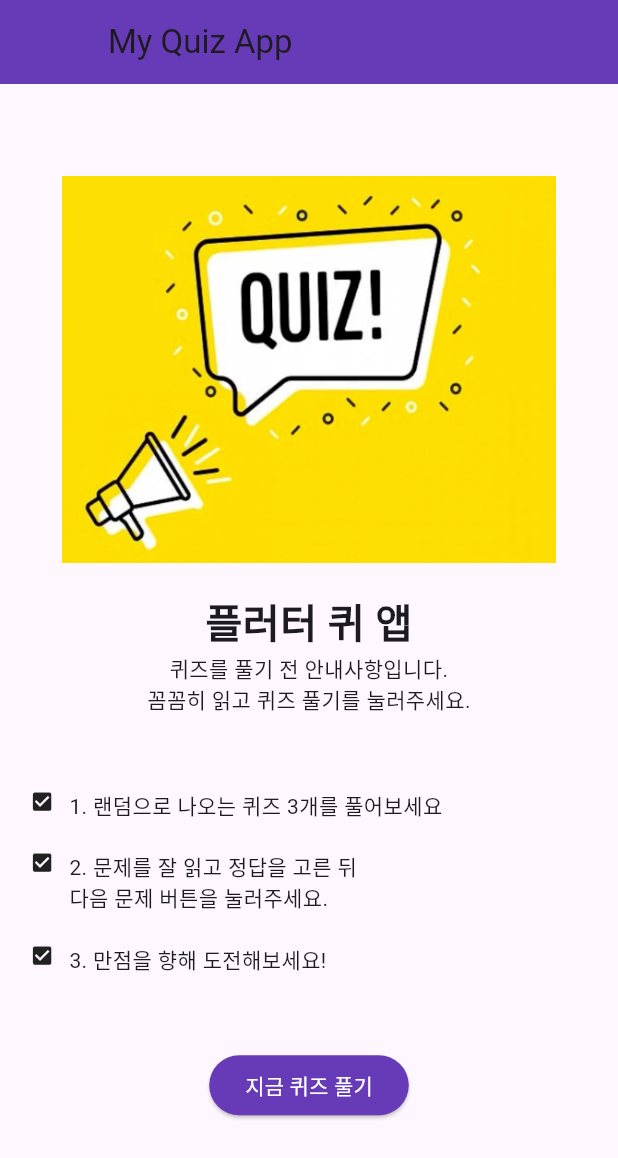
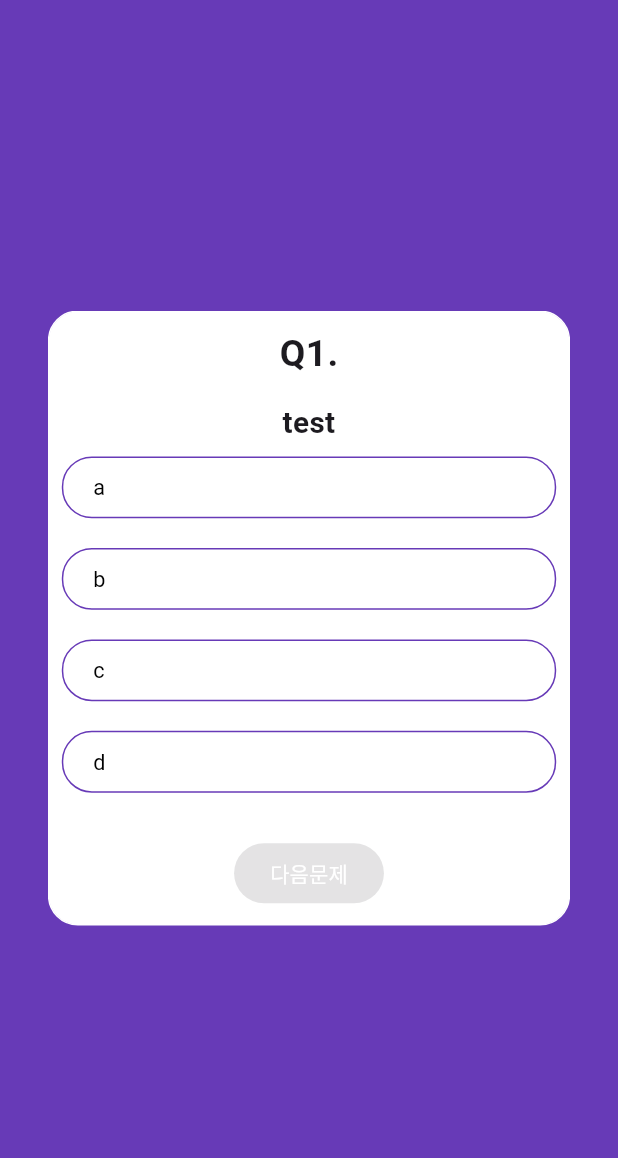
Before and after one commit to limyohwan/quiz-app, a Flutter app: the screen it shows after launch, after a tap on "지금 퀴즈 풀기", on a phone screen of 412 x 824 dp. Shown: the top 1158 px of the screen. Run offline on Flutter 3.47's test engine with Material 3 defaults, Android fonts, the phone set to English and light mode, and no system bars; drawn by our look-alikes of auto_size_text; our stand-ins replace flutter_swiper_null_safety.

Commit message:
feat: 퀴즈 화면 만들기 완료

```diff
--- a/lib/screen/screen_home.dart
+++ b/lib/screen/screen_home.dart
@@ -1,4 +1,7 @@
 import 'package:flutter/material.dart';
+import 'package:quiz_app_test/screen/screen_quiz.dart';
+
+import '../model/model_quiz.dart';
 
 class HomeScreen extends StatefulWidget {
   @override
@@ -6,6 +9,24 @@
 }
 
 class _HomeScreenState extends State<HomeScreen> {
+  List<Quiz> quizs = [
+    Quiz.fromMap({
+      'title': 'test',
+      'candidates': ['a', 'b', 'c', 'd'],
+      'answer': 0
+    }),
+    Quiz.fromMap({
+      'title': 'test',
+      'candidates': ['a', 'b', 'c', 'd'],
+      'answer': 0
+    }),
+    Quiz.fromMap({
+      'title': 'test',
+      'candidates': ['a', 'b', 'c', 'd'],
+      'answer': 0
+    })
+  ];
+
   @override
   Widget build(BuildContext context) {
     Size screenSize = MediaQuery.of(context).size;
@@ -23,34 +44,27 @@
             mainAxisAlignment: MainAxisAlignment.center,
             crossAxisAlignment: CrossAxisAlignment.center,
             children: <Widget>[
-            Center(child: Image.asset(
+              Center(
+                child: Image.asset(
                   'images/quiz.png',
                   width: width * 0.8,
                 ),
               ),
-            Padding(
-              padding: EdgeInsets.all(width * 0.024)
-            ),
+              Padding(padding: EdgeInsets.all(width * 0.024)),
               Text(
                 '플러터 퀴 앱',
                 style: TextStyle(
-                fontSize: width * 0.065,
-                fontWeight: FontWeight.bold
-              ),
+                    fontSize: width * 0.065, fontWeight: FontWeight.bold),
               ),
               Text(
                 '퀴즈를 풀기 전 안내사항입니다.\n꼼꼼히 읽고 퀴즈 풀기를 눌러주세요.',
                 textAlign: TextAlign.center,
               ),
-            Padding(
-              padding: EdgeInsets.all(width * 0.048)
-            ),
+              Padding(padding: EdgeInsets.all(width * 0.048)),
               _buildStep(width, '1. 랜덤으로 나오는 퀴즈 3개를 풀어보세요'),
               _buildStep(width, '2. 문제를 잘 읽고 정답을 고른 뒤\n다음 문제 버튼을 눌러주세요.'),
               _buildStep(width, '3. 만점을 향해 도전해보세요!'),
-            Padding(
-              padding: EdgeInsets.all(width * 0.048)
-            ),
+              Padding(padding: EdgeInsets.all(width * 0.048)),
               Container(
                   padding: EdgeInsets.only(bottom: width * 0.036),
                   child: Center(
@@ -58,35 +72,31 @@
                     minWidth: width * 0.08,
                     height: height * 0.05,
                     shape: RoundedRectangleBorder(
-                    borderRadius: BorderRadius.circular(10)
-                  ),
+                        borderRadius: BorderRadius.circular(10)),
                     child: ElevatedButton(
-                    child: Text(
-                      '지금 퀴즈 풀기',
-                      style: TextStyle(color: Colors.white)
-                    ),
-                    style: ElevatedButton.styleFrom(
-                      backgroundColor: Colors.deepPurple
-                    ),
-                    onPressed: () {},
-                  ),
+                      child: Text('지금 퀴즈 풀기', style: TextStyle(color: Colors.white)),
+                      style: ElevatedButton.styleFrom(backgroundColor: Colors.deepPurple),
+                      onPressed: () {
+                        Navigator.push(
+                          context,
+                          MaterialPageRoute(
+                            builder: (context) => QuizScreen(
+                              quizs: quizs
                             )
                           )
-            )
+                        );
+                      },
+                    ),
+                  )))
             ],
-        )
-      ),
+          )),
     );
   }
 
   Widget _buildStep(double width, String title) {
     return Container(
         padding: EdgeInsets.fromLTRB(
-        width * 0.048,
-        width * 0.024,
-        width * 0.048,
-        width * 0.024
-      ),
+            width * 0.048, width * 0.024, width * 0.048, width * 0.024),
         child: Row(
           crossAxisAlignment: CrossAxisAlignment.start,
           children: <Widget>[
@@ -94,12 +104,9 @@
               Icons.check_box,
               size: width * 0.04,
             ),
-          Padding(
-            padding: EdgeInsets.only(right: width * 0.024)
-          ),
+            Padding(padding: EdgeInsets.only(right: width * 0.024)),
             Text(title),
           ],
-      )
-    );
+        ));
   }
 }
--- /dev/null
+++ b/lib/screen/screen_quiz.dart
@@ -0,0 +1,150 @@
+import 'package:auto_size_text/auto_size_text.dart';
+import 'package:flutter/material.dart';
+import 'package:flutter_swiper_null_safety/flutter_swiper_null_safety.dart';
+import 'package:quiz_app_test/widget/widget_candidate.dart';
+
+import '../model/model_quiz.dart';
+
+class QuizScreen extends StatefulWidget {
+  List<Quiz> quizs;
+  QuizScreen({required this.quizs});
+  @override
+  _QuizScreenState createState() => _QuizScreenState();
+}
+
+class _QuizScreenState extends State<QuizScreen> {
+  List<int> _answers = [-1, -1, -1];
+  List<bool> _answerState = [false, false, false, false];
+  int _currentIndex = 0;
+  SwiperController _controller = SwiperController();
+
+  @override
+  Widget build(BuildContext context) {
+    Size screenSize = MediaQuery.of(context).size;
+    double width = screenSize.width;
+    double height = screenSize.height;
+
+    return SafeArea(
+        child: Scaffold(
+      backgroundColor: Colors.deepPurple,
+      body: Center(
+        child: Container(
+          decoration: BoxDecoration(
+              borderRadius: BorderRadius.circular(20),
+              border: Border.all(color: Colors.deepPurple)),
+          width: width * 0.85,
+          height: height * 0.5,
+          child: Swiper(
+            controller: _controller,
+            physics: NeverScrollableScrollPhysics(),
+            loop: false,
+            itemCount: widget.quizs.length,
+            itemBuilder: (BuildContext conntext, int index) {
+              return _buildQuizCard(widget.quizs[index], width, height);
+            },
+          ),
+        ),
+      ),
+    ));
+  }
+
+  Widget _buildQuizCard(Quiz quiz, double width, double height) {
+    return Container(
+      decoration: BoxDecoration(
+          borderRadius: BorderRadius.circular(20),
+          border: Border.all(color: Colors.white),
+          color: Colors.white),
+      child: Column(
+        crossAxisAlignment: CrossAxisAlignment.center,
+        children: <Widget>[
+          Container(
+            padding: EdgeInsets.fromLTRB(0, width * 0.024, 0, width * 0.024),
+            child: Text(
+              'Q' + (_currentIndex + 1).toString() + '.',
+              style: TextStyle(
+                fontSize: width * 0.06,
+                fontWeight: FontWeight.bold
+              )
+            ),
+          ),
+          Container(
+            width: width * 0.8,
+            padding: EdgeInsets.only(top: width * 0.012),
+            child: AutoSizeText(
+              quiz.title,
+              textAlign: TextAlign.center,
+              maxLines: 2,
+              style: TextStyle(
+                fontSize: width * 0.048,
+                fontWeight: FontWeight.bold
+              ),
+            ),
+          ),
+          Expanded(
+            child: Container()
+          ),
+          Column(
+            children: _buildCandidates(width, quiz),
+          ),
+          Container(
+            padding: EdgeInsets.all(width * 0.024),
+            child: Center(
+              child: ButtonTheme(
+                minWidth: width * 0.5,
+                height: height * 0.05,
+                shape: RoundedRectangleBorder(
+                  borderRadius: BorderRadius.circular(10),
+                ),
+                child: ElevatedButton(
+                  child: _currentIndex == widget.quizs.length - 1 ? Text('결과보기', style: TextStyle(color: Colors.white)) : Text('다음문제', style: TextStyle(color: Colors.white)),
+                  style: ElevatedButton.styleFrom(backgroundColor: Colors.deepPurple),
+                  onPressed: _answers[_currentIndex] == -1 ? null : () {
+                    if (_currentIndex == widget.quizs.length - 1) {
+
+                    } else {
+                      _answerState = [false, false, false, false];
+                      _currentIndex += 1;
+                      _controller.next();
+                    }
+                  },
+                ),
+              ),
+            ),
+          )
+        ],
+      ),
+    );
+  }
+
+  List<Widget> _buildCandidates(double width, Quiz quiz) {
+    List<Widget> _children = [];
+    for (int i = 0; i < 4; i++) {
+      _children.add(
+        CandWidget(
+          tap: () {
+            setState(() {
+              for (int j = 0; j < 4; j++) {
+                if (j == i) {
+                  _answerState[j] = true;
+                  _answers[_currentIndex] = j;
+                } else {
+                  _answerState[j] = false;
+                }
+              }
+            });
+          },
+          index: i,
+          width: width,
+          text:
+          quiz.candidates[i],
+          answerSate: _answerState[i]
+        )
+      );
+      _children.add(
+        Padding(padding: EdgeInsets.all(width * 0.024))
+      );
+    }
+
+    return _children;
+  }
+}
--- /dev/null
+++ b/lib/widget/widget_candidate.dart
@@ -0,0 +1,48 @@
+import 'package:flutter/material.dart';
+
+class CandWidget extends StatefulWidget {
+  VoidCallback tap;
+  String text;
+  int index;
+  double width;
+  bool answerSate;
+
+  CandWidget({required this.tap, required this.index, required this.width, required this.text, required this.answerSate});
+  _CandWidgetState createState() => _CandWidgetState();
+}
+
+class _CandWidgetState extends State<CandWidget> {
+  @override
+  Widget build(BuildContext context) {
+    return Container(
+      width: widget.width * 0.8,
+      height: widget.width * 0.1,
+      padding: EdgeInsets.fromLTRB(
+        widget.width * 0.048,
+        widget.width * 0.024,
+        widget.width * 0.048,
+        widget.width * 0.024
+      ),
+      decoration: BoxDecoration(
+        borderRadius: BorderRadius.circular(20),
+        border: Border.all(color: Colors.deepPurple),
+        color: widget.answerSate ? Colors.deepPurple : Colors.white
+      ),
+      child: InkWell(
+        child: Text(
+          widget.text,
+          style: TextStyle(
+            fontSize: widget.width * 0.035,
+            color: widget.answerSate ? Colors.white : Colors.black
+          ),
+        ),
+        onTap: () {
+          setState(() {
+            widget.tap();
+            widget.answerSate = !widget.answerSate;
+          });
+        },
+      ),
+    );
+  }
+}
--- a/pubspec.yaml
+++ b/pubspec.yaml
@@ -35,6 +35,8 @@
   # The following adds the Cupertino Icons font to your application.
   # Use with the CupertinoIcons class for iOS style icons.
   cupertino_icons: ^1.0.6
+  flutter_swiper_null_safety:
+  auto_size_text:
 
 dev_dependencies:
   flutter_test:
```
Also changed, not shown: pubspec.lock. Lines whose indentation alone changed are shown as unchanged.
